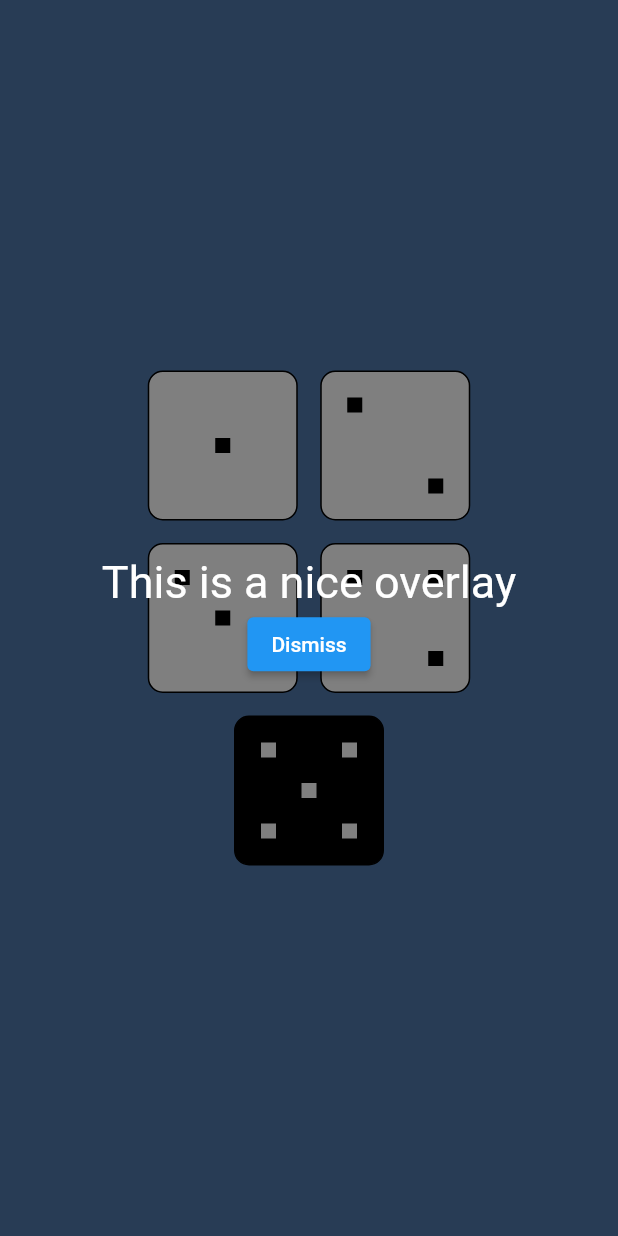
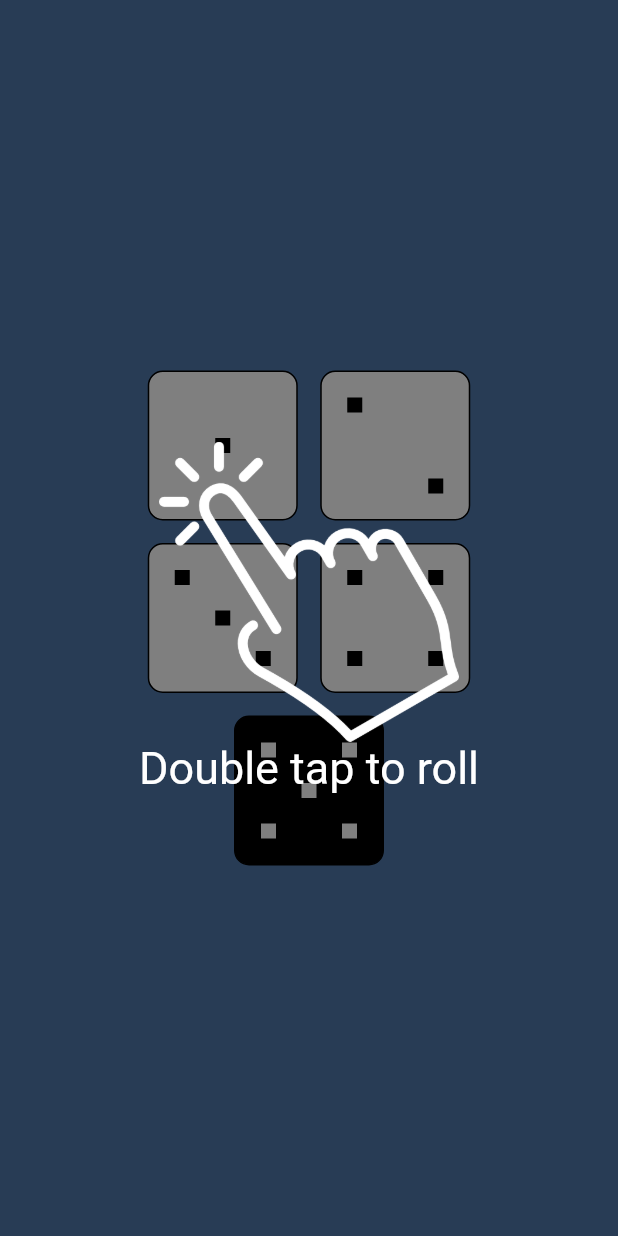
Before and after one commit to teranpeterson/ddd_helper, a Flutter app: the DiceScreen screen opened directly, on a phone screen of 412 x 824 dp. Run offline on Flutter 3.47's test engine with Material 2 defaults, Android fonts, the phone set to English and light mode, and no system bars; our stand-ins replace tuple; missing offline and left inert: pdfx.

Commit message:
changed overlay text

```diff
--- a/lib/widgets/tutorial_overlay.dart
+++ b/lib/widgets/tutorial_overlay.dart
@@ -36,19 +36,24 @@ class TutorialOverlay extends ModalRoute<void> {
   }
 
   Widget _buildOverlayContent(BuildContext context) {
-    return Center(
+    return GestureDetector(
+      onTap: () => Navigator.pop(context),
+      behavior: HitTestBehavior.opaque,
+      child: Center(
         child: Column(
           mainAxisSize: MainAxisSize.min,
           children: <Widget>[
+            Image.asset(
+              "assets/images/tap.png",
+              color: Colors.white,
+              width: 200,
+            ),
             const Text(
-            'This is a nice overlay',
+              'Double tap to roll',
               style: TextStyle(color: Colors.white, fontSize: 30.0),
             ),
-          ElevatedButton(
-            onPressed: () => Navigator.pop(context),
-            child: const Text('Dismiss'),
-          )
           ],
+        ),
       ),
     );
   }
```
Lines whose indentation alone changed are shown as unchanged.
